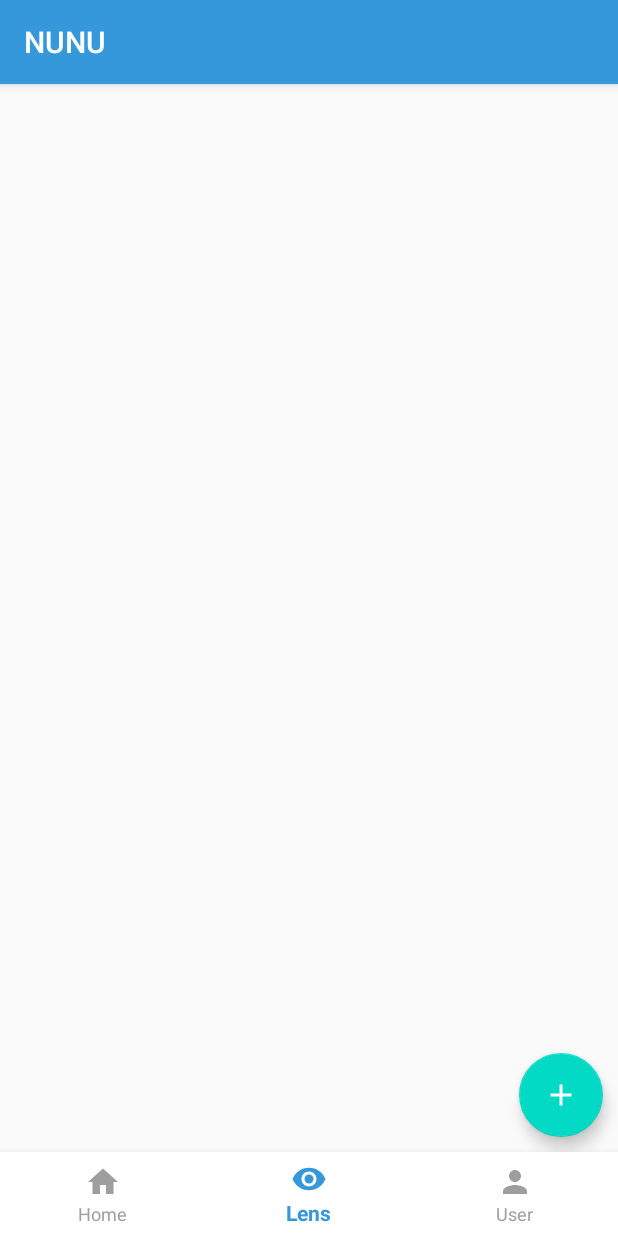
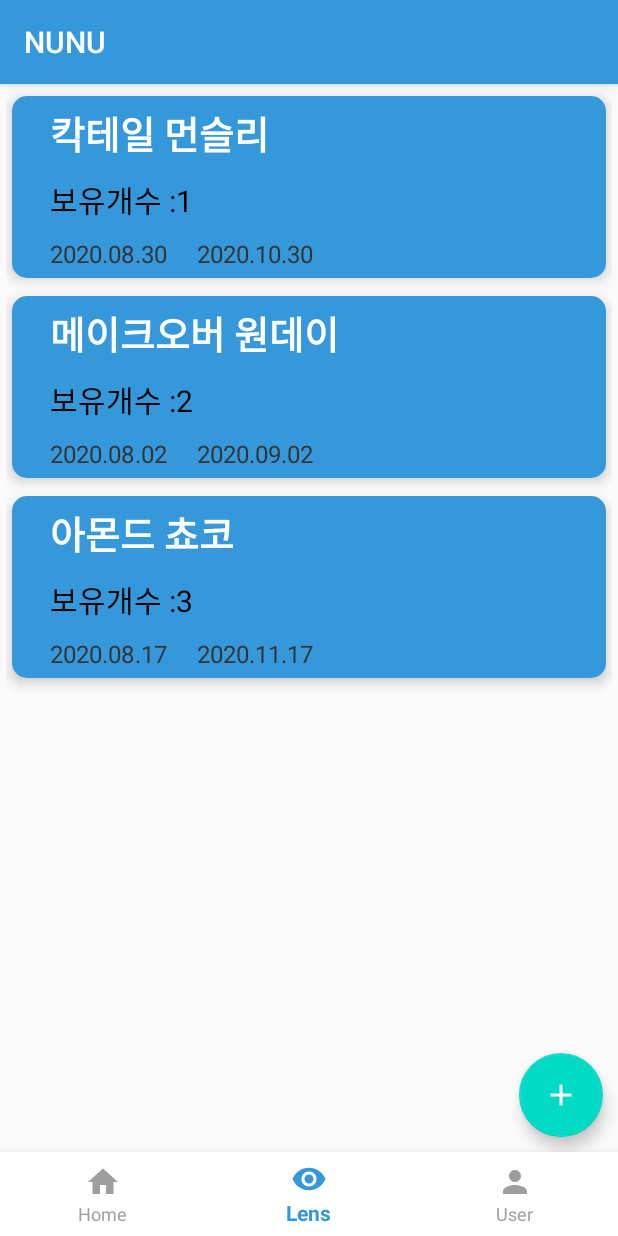
Before and after one commit to SeoeunPark/NUNU_oldver, an Android app: the screen it shows after launch (MainActivity), item 2 of the bottom bar chosen, on a phone screen of 412 x 824 dp. Run offline under Robolectric (Android 15) with nearby library versions, the phone set to English and light mode, and no system bars.

Commit message:
[추가] -Note.java : 데이터 담아두는 곳 getter setter -NoteAdapter.java : recylerview 관련 함수들 -note_item.xml : recyclerview 디자인, layout 구성 [수정] -Lens.java : recylerview 데이터 추가 연습 -fragment_lens.xml : recyclerview 사용 가능하게 수정

```diff
--- a/app/build.gradle
+++ b/app/build.gradle
@@ -32,5 +32,5 @@ dependencies {
     testImplementation 'junit:junit:4.12'
     androidTestImplementation 'androidx.test.ext:junit:1.1.1'
     androidTestImplementation 'androidx.test.espresso:espresso-core:3.2.0'
-
+    implementation 'com.android.support:design:30.1.0'
 }
--- a/app/src/main/java/com/example/NUNU/Lens.java
+++ b/app/src/main/java/com/example/NUNU/Lens.java
@@ -1,43 +1,46 @@
 package com.example.NUNU;
 
+import android.content.Context;
 import android.os.Bundle;
-
-import androidx.fragment.app.Fragment;
-
 import android.view.LayoutInflater;
 import android.view.View;
 import android.view.ViewGroup;
 
+import androidx.fragment.app.Fragment;
+import androidx.recyclerview.widget.LinearLayoutManager;
+import androidx.recyclerview.widget.RecyclerView;
+
+
 public class Lens extends Fragment {
-    private static final String ARG_PARAM1 = "param1";
-    private static final String ARG_PARAM2 = "param2";
-    private String mParam1;
-    private String mParam2;
-    public Lens() {
-        // Required empty public constructor
+
+    RecyclerView recyclerView;
+    NoteAdapter adapter;
+    Context context;
+
+    @Override
+    public View onCreateView(LayoutInflater inflater, ViewGroup container, Bundle savedInstanceState) {
+        ViewGroup rootView = (ViewGroup) inflater.inflate(R.layout.fragment_lens, container, false);
+
+        initUI(rootView);
+
+        return rootView;
     }
 
-    public static Lens newInstance(String param1, String param2) {
-        Lens fragment = new Lens();
-        Bundle args = new Bundle();
-        args.putString(ARG_PARAM1, param1);
-        args.putString(ARG_PARAM2, param2);
-        fragment.setArguments(args);
-        return fragment;
+
+    private void initUI(ViewGroup rootView) {
+
+        recyclerView = rootView.findViewById(R.id.recyclerView);
+
+        LinearLayoutManager layoutManager = new LinearLayoutManager(getContext());
+        recyclerView.setLayoutManager(layoutManager);
+
+        adapter = new NoteAdapter();
+
+        adapter.addItem(new Note(0, "칵테일 먼슬리", 1, "2020.08.30", "2020.10.30"));
+        adapter.addItem(new Note(1, "메이크오버 원데이", 2, "2020.08.02", "2020.09.02"));
+        adapter.addItem(new Note(2, "아몬드 쵸코", 3, "2020.08.17", "2020.11.17"));
+
+        recyclerView.setAdapter(adapter);
     }
 
-    @Override
-    public void onCreate(Bundle savedInstanceState) {
-        super.onCreate(savedInstanceState);
-        if (getArguments() != null) {
-            mParam1 = getArguments().getString(ARG_PARAM1);
-            mParam2 = getArguments().getString(ARG_PARAM2);
-        }
-    }
-
-    @Override
-    public View onCreateView(LayoutInflater inflater, ViewGroup container,
-                             Bundle savedInstanceState) {
-        return inflater.inflate(R.layout.fragment_lens, container, false);
-    }
 }
--- /dev/null
+++ b/app/src/main/java/com/example/NUNU/Note.java
@@ -0,0 +1,57 @@
+package com.example.NUNU;
+
+public class Note {
+    int _id;
+    String lens_name;
+    int lens_cnt;
+    String start_date;
+    String end_date;
+    //타입 잘 봐!!
+    public Note(int _id, String lens_name, int lens_cnt, String start_date, String end_date) {
+        this._id = _id;
+        this.lens_name = lens_name;
+        this.lens_cnt = lens_cnt;
+        this.start_date = start_date;
+        this.end_date = end_date;
+    }
+
+    public int get_id() {
+        return _id;
+    }
+
+    public void set_id(int _id) {
+        this._id = _id;
+    }
+
+    public String getLens_name() {
+        return lens_name;
+    }
+
+    public void setLens_name(String lens_name) {
+        this.lens_name = lens_name;
+    }
+
+    public int getLens_cnt() {
+        return lens_cnt;
+    }
+
+    public void setLens_cnt(int lens_cnt) {
+        this.lens_cnt = lens_cnt;
+    }
+
+    public String getStart_date() {
+        return start_date;
+    }
+
+    public void setStart_date(String start_date) {
+        this.start_date = start_date;
+    }
+
+    public String getEnd_date() {
+        return end_date;
+    }
+
+    public void setEnd_date(String end_date) {
+        this.end_date = end_date;
+    }
+}
--- /dev/null
+++ b/app/src/main/java/com/example/NUNU/NoteAdapter.java
@@ -0,0 +1,72 @@
+package com.example.NUNU;
+
+import android.view.LayoutInflater;
+import android.view.View;
+import android.view.ViewGroup;
+import android.widget.LinearLayout;
+import android.widget.TextView;
+
+import androidx.annotation.NonNull;
+import androidx.recyclerview.widget.RecyclerView;
+
+import java.util.ArrayList;
+
+public class NoteAdapter extends RecyclerView.Adapter<NoteAdapter.ViewHolder>{
+    //apdapter에 들어갈 list
+    ArrayList<Note> items = new ArrayList<Note>();
+
+    @NonNull
+    @Override
+    public ViewHolder onCreateViewHolder(@NonNull ViewGroup viewGroup, int viewType) {
+        LayoutInflater inflater = LayoutInflater.from(viewGroup.getContext());
+        View itemView = inflater.inflate(R.layout.note_item, viewGroup, false);
+        //만들어둔 note_item 넣기
+        return new ViewHolder(itemView);
+    }
+    //item을 하나하나 보여주는 함수
+    @Override
+    public void onBindViewHolder(@NonNull ViewHolder viewHolder, int position) {
+        Note item = items.get(position);
+      viewHolder.setItem(item);  //이게 추가하는 거
+    }
+    //recylerview의 총 개수
+    @Override
+    public int getItemCount() {
+        return items.size();
+    }
+    //외부에서 itme 추가
+    public void addItem(Note item) {
+        items.add(item);
+    }
+
+    public void setItems(ArrayList<Note> items) {
+        this.items = items;
+    }
+    static class ViewHolder extends RecyclerView.ViewHolder {
+        LinearLayout layout1;
+        TextView lens_name;
+        TextView lens_cnt;
+        TextView start_date;
+        TextView end_date;
+
+
+        public ViewHolder(View itemView ){
+            super(itemView);
+
+            layout1 = itemView.findViewById(R.id.layout1);
+            lens_name = itemView.findViewById(R.id.lens_name);
+            lens_cnt = itemView.findViewById(R.id.lens_cnt);
+            start_date = itemView.findViewById(R.id.start_date);
+            end_date = itemView.findViewById(R.id.end_date);
+        }
+        //화면에 보여지게 넣는 함수
+        public void setItem(Note item) {
+            lens_name.setText(item.getLens_name());
+            lens_cnt.setText(String.valueOf("보유개수 :"+item.getLens_cnt()));
+            start_date.setText(item.getStart_date());
+            end_date.setText(item.getEnd_date());
+        }
+
+    }
+
+    }
--- a/app/src/main/res/layout/activity_main.xml
+++ b/app/src/main/res/layout/activity_main.xml
@@ -1,16 +1,18 @@
 <?xml version="1.0" encoding="utf-8"?>
 
-<androidx.constraintlayout.widget.ConstraintLayout xmlns:android="http://schemas.android.com/apk/res/android"
+<androidx.constraintlayout.widget.ConstraintLayout
+    xmlns:android="http://schemas.android.com/apk/res/android"
     xmlns:app="http://schemas.android.com/apk/res-auto"
     xmlns:tools="http://schemas.android.com/tools"
     android:layout_width="match_parent"
     android:layout_height="match_parent"
     tools:context=".MainActivity">
+
     <FrameLayout android:id="@+id/main_layout"
         android:layout_width="match_parent"
         android:layout_height="match_parent"
         android:layout_marginBottom="?attr/actionBarSize" />
-
+    <!--네비게이션 바-->
     <com.google.android.material.bottomnavigation.BottomNavigationView
         android:id="@+id/bottomNavigationView"
         android:layout_width="match_parent"
@@ -22,11 +24,4 @@
         app:itemTextColor="@drawable/menu_selector_color"
         app:layout_constraintBottom_toBottomOf="parent" />
 
-    <TextView
-        android:layout_width="wrap_content"
-        android:layout_height="wrap_content"
-        app:layout_constraintBottom_toBottomOf="parent"
-        app:layout_constraintLeft_toLeftOf="parent"
-        app:layout_constraintRight_toRightOf="parent"
-        app:layout_constraintTop_toTopOf="parent" />
 </androidx.constraintlayout.widget.ConstraintLayout>
--- a/app/src/main/res/layout/fragment_lens.xml
+++ b/app/src/main/res/layout/fragment_lens.xml
@@ -1,4 +1,5 @@
 <?xml version="1.0" encoding="utf-8"?>
+
 <FrameLayout xmlns:android="http://schemas.android.com/apk/res/android"
     xmlns:tools="http://schemas.android.com/tools"
     android:layout_width="match_parent"
@@ -9,16 +10,25 @@
         android:layout_width="match_parent"
         android:layout_height="match_parent">
 
-
-    <com.google.android.material.floatingactionbutton.FloatingActionButton
-        android:id="@+id/plus"
+     <com.google.android.material.floatingactionbutton.FloatingActionButton
+        android:id="@+id/fab"
         android:layout_width="wrap_content"
         android:layout_height="wrap_content"
         android:layout_alignParentRight="true"
         android:layout_alignParentBottom="true"
         android:layout_marginRight="10dp"
         android:layout_marginBottom="10dp"
+        android:src="@drawable/ic_baseline_add_24"
+         />
 
-        android:src="@drawable/ic_baseline_add_24" />
+        <androidx.recyclerview.widget.RecyclerView
+            android:id="@+id/recyclerView"
+            android:layout_width="match_parent"
+            android:layout_height="match_parent"
+            android:layout_marginLeft="4dp"
+            android:layout_marginRight="4dp"
+            android:layout_marginBottom="8dp" />
+
+
     </RelativeLayout>
 </FrameLayout>
--- /dev/null
+++ b/app/src/main/res/layout/note_item.xml
@@ -0,0 +1,88 @@
+<androidx.cardview.widget.CardView xmlns:android="http://schemas.android.com/apk/res/android"
+    xmlns:app="http://schemas.android.com/apk/res-auto"
+    android:layout_width="match_parent"
+    android:layout_height="wrap_content"
+    android:layout_marginTop="8dp"
+    android:layout_marginLeft="4dp"
+    android:layout_marginRight="4dp"
+    android:layout_marginBottom="4dp"
+    app:cardBackgroundColor="#FFFFFFFF"
+    app:cardCornerRadius="10dp"
+    app:cardElevation="5dp">
+
+    <LinearLayout
+        android:id="@+id/layout1"
+        android:layout_width="match_parent"
+        android:layout_height="wrap_content"
+        android:orientation="horizontal"
+        android:visibility="visible"
+        android:background="#3498db">
+
+        <LinearLayout
+            android:layout_width="match_parent"
+            android:layout_height="wrap_content"
+            android:layout_margin="5dp"
+            android:layout_weight="1"
+            android:orientation="vertical">
+
+            <TextView
+                android:id="@+id/lens_name"
+                android:layout_width="match_parent"
+                android:layout_height="wrap_content"
+                android:layout_marginLeft="20dp"
+                android:text="렌즈 이름"
+                android:textColor="#ffffff"
+                android:textStyle="bold"
+                android:textSize="25sp" />
+
+            <RelativeLayout
+                android:layout_width="match_parent"
+                android:layout_height="wrap_content"
+                android:layout_marginTop="10dp">
+
+                <TextView
+                    android:id="@+id/lens_cnt"
+                    android:layout_width="wrap_content"
+                    android:layout_height="wrap_content"
+                    android:layout_alignParentLeft="true"
+                    android:layout_marginLeft="20dp"
+                    android:textColor="#000000"
+                    android:text="보유개수:"
+                    android:textSize="20sp" />
+
+            </RelativeLayout>
+
+            <RelativeLayout
+                android:layout_width="match_parent"
+                android:layout_height="wrap_content"
+                android:layout_marginTop="10dp">
+
+                <TextView
+                    android:id="@+id/start_date"
+                    android:layout_width="wrap_content"
+                    android:layout_height="wrap_content"
+                    android:layout_alignParentLeft="true"
+                    android:textColor="#333333"
+                    android:layout_marginLeft="20dp"
+                    android:text="2020.08.09"
+                    android:textSize="16sp" />
+
+                <TextView
+                    android:id="@+id/end_date"
+                    android:layout_width="wrap_content"
+                    android:layout_height="wrap_content"
+                    android:layout_marginLeft="20dp"
+                    android:textColor="#333333"
+                    android:layout_toRightOf="@id/start_date"
+                    android:text="2020.10.09"
+                    android:textSize="16sp"  />
+
+
+
+            </RelativeLayout>
+
+        </LinearLayout>
+
+    </LinearLayout>
+
+</androidx.cardview.widget.CardView>
--- a/build.gradle
+++ b/build.gradle
@@ -5,7 +5,7 @@ buildscript {
         jcenter()
     }
     dependencies {
-        classpath "com.android.tools.build:gradle:4.0.0"
+        classpath 'com.android.tools.build:gradle:4.0.1'
 
         // NOTE: Do not place your application dependencies here; they belong
         // in the individual module build.gradle files
```
Also changed, not shown: app/src/main/java/com/example/NUNU/Home.java (+3 -4 lines), app/src/main/java/com/example/NUNU/MainActivity.java (+4 -5 lines).
